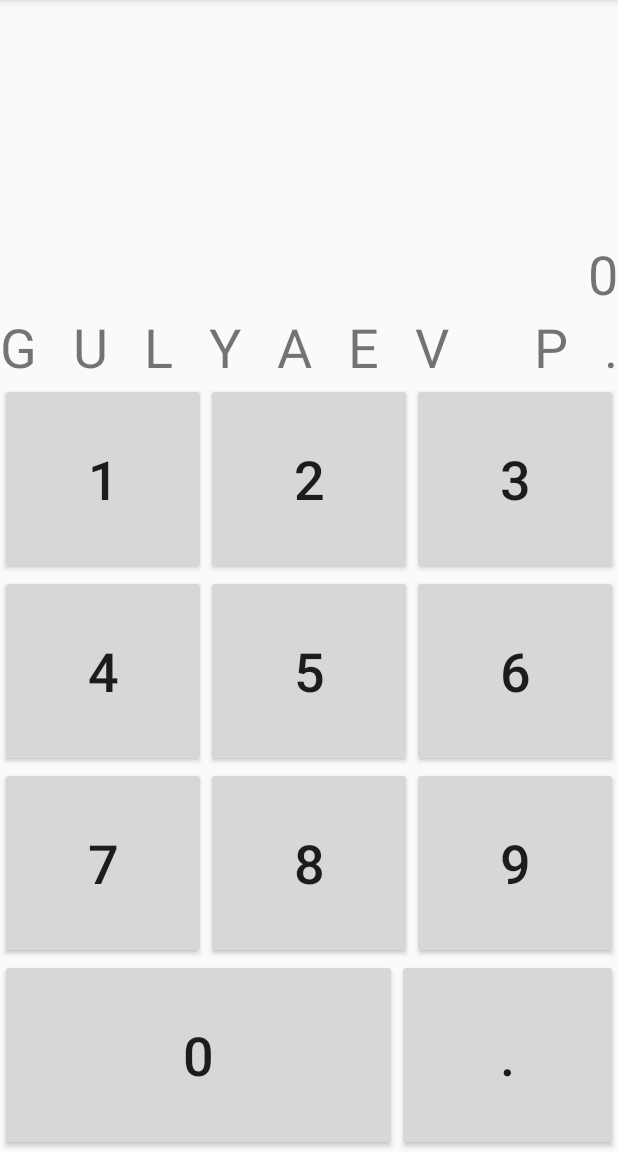
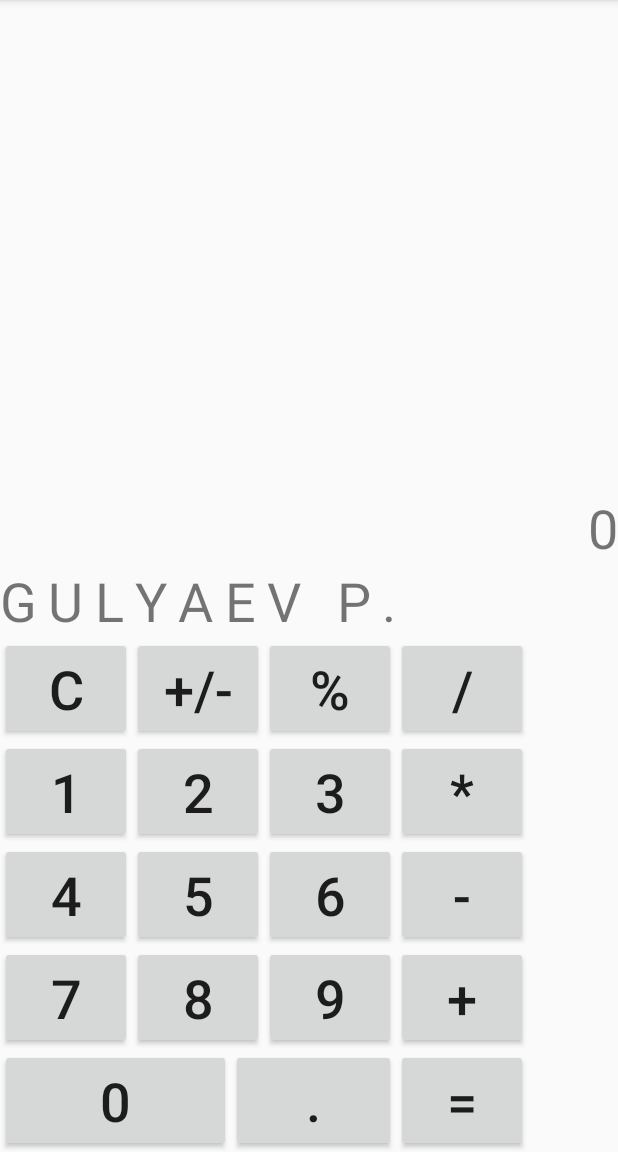
Before and after one commit to Pavel-Gulyaev/Homework321, an Android app: the screen it shows after launch (MainActivity), on a phone screen of 412 x 824 dp, the part 84-1236 px from its top. Run offline under Robolectric (Android 15) with nearby library versions, the phone set to English and light mode, and no system bars; 1 statement that could not run was skipped.

Commit message:
fixed bugs

```diff
--- a/app/src/main/java/com/example/homework3_2_1/MainActivity.java
+++ b/app/src/main/java/com/example/homework3_2_1/MainActivity.java
@@ -23,7 +23,18 @@ public class MainActivity extends AppCompatActivity {
                 (Button) findViewById(R.id.btn7),
                 (Button) findViewById(R.id.btn8),
                 (Button) findViewById(R.id.btn9),
-                (Button) findViewById(R.id.btndot));
+                (Button) findViewById(R.id.btndot),
+                (Button) findViewById(R.id.btnsign),
+                (Button) findViewById(R.id.btnC));
+
+        Calculate calculate = new Calculate(
+                numerCreator,
+                (Button) findViewById(R.id.btnMinus),
+                (Button) findViewById(R.id.btnMulty),
+                (Button) findViewById(R.id.btnpercent),
+                (Button) findViewById(R.id.btnPlus),
+                (Button) findViewById(R.id.btnDel),
+                (Button) findViewById(R.id.btnEqual));
 
     }
 }
--- a/app/src/main/java/com/example/homework3_2_1/NumerCreator.java
+++ b/app/src/main/java/com/example/homework3_2_1/NumerCreator.java
@@ -6,9 +6,19 @@ import android.widget.TextView;
 
 public class NumerCreator implements View.OnClickListener {
 
+    public void setNum(String num) {
+        this.num = num;
+    }
+
     private String num = "";
     private boolean dotted;
+
+    public TextView getText() {
+        return text;
+    }
+
     private TextView text;
+
 
     public NumerCreator (View ... buttons){
 
@@ -27,20 +37,43 @@ public class NumerCreator implements View.OnClickListener {
 
     @Override
     public void onClick(View v) {
-        if (!(v.getId() == R.id.btndot)) {
-            num += ((Button) v).getText().toString();
-            text.setText(num);
-            if (num.equals("0")){
-                num = "";
+
+        switch (v.getId()) {
+
+            case (R.id.btnC):{
+                if(!(num.equals(""))) {
+                    num = num.substring(0, num.length() - 1);
+                }
+            }
+
+            case (R.id.btndot): {
+                if (!dotted) {
+                    num += ((Button) v).getText().toString();
+                    dotted = true;
+                }
+                break;
+            }
+            case (R.id.btnsign): {
+                if (num.contains("-")) {
+                    num = num.substring(1, num.length());
+                } else {
+                    num = "-" + num;
+                }
+
+
+                break;
+            }
+            default: {
+                if (num.equals("0") || num.equals("-0")) {
+                    num = "";
+                }
+                num += ((Button) v).getText().toString();
+
+                if (num.equals("0")) {
+                    num = "";
+                }
             }
         }
-        if (v.getId() == R.id.btndot){
-            if (!dotted) {
-                num += ((Button) v).getText().toString();
-                text.setText(num);
-
-                dotted = true;
-            }
-        }
+        text.setText(num);
     }
 }
--- a/app/src/main/res/layout/activity_main.xml
+++ b/app/src/main/res/layout/activity_main.xml
@@ -2,32 +2,104 @@
 
 
 
-<LinearLayout xmlns:android="http://schemas.android.com/apk/res/android"
+<RelativeLayout xmlns:android="http://schemas.android.com/apk/res/android"
     xmlns:app="http://schemas.android.com/apk/res-auto"
     xmlns:tools="http://schemas.android.com/tools"
     android:layout_width="match_parent"
     android:layout_height="match_parent"
-    android:orientation="vertical"
+
     tools:context=".MainActivity">
 
     <TextView
         android:id="@+id/text"
         android:layout_width="match_parent"
-        android:layout_height="wrap_content"
-        android:layout_weight="0.4"
+        android:layout_height="match_parent"
+        android:layout_above="@+id/layoutNum"
+
+
+        android:gravity="right|bottom"
         android:text="0"
         android:textSize="36sp"
-        android:gravity="right|bottom"
 
         />
 
     <LinearLayout xmlns:android="http://schemas.android.com/apk/res/android"
-        android:layout_width="match_parent"
+        android:layout_width="wrap_content"
         android:layout_height="wrap_content"
-        android:layout_weight="0.6"
-        android:orientation="vertical">
+        android:layout_toRightOf= "@+id/layoutNum"
+        android:layout_alignParentBottom="true"
 
-        <android.support.constraint.ConstraintLayout
+        android:gravity="right"
+
+
+        android:orientation="vertical"
+        >
+
+        <Button
+            android:id="@+id/btnDel"
+            android:layout_width="wrap_content"
+            android:layout_height="match_parent"
+
+            android:layout_weight="0.2"
+            android:text="/"
+
+            android:textSize="36sp" />
+        <Button
+            android:id="@+id/btnMulty"
+            android:layout_width="wrap_content"
+            android:layout_height="match_parent"
+
+            android:layout_weight="0.2"
+            android:text="*"
+
+            android:textSize="36sp" />
+        <Button
+            android:id="@+id/btnMinus"
+            android:layout_width="wrap_content"
+            android:layout_height="match_parent"
+
+            android:layout_weight="0.2"
+            android:text="-"
+
+            android:textSize="36sp" />
+        <Button
+            android:id="@+id/btnPlus"
+            android:layout_width="wrap_content"
+            android:layout_height="match_parent"
+
+            android:layout_weight="0.2"
+            android:text="+"
+
+            android:textSize="36sp" />
+        <Button
+            android:id="@+id/btnEqual"
+            android:layout_width="wrap_content"
+            android:layout_height="match_parent"
+
+            android:layout_weight="0.2"
+            android:text="="
+
+            android:textSize="36sp" />
+
+    </LinearLayout>
+
+    <LinearLayout xmlns:android="http://schemas.android.com/apk/res/android"
+        android:id="@+id/layoutNum"
+        android:layout_width="wrap_content"
+        android:layout_height="wrap_content"
+        android:layout_alignParentBottom="true"
+        android:layout_alignParentLeft="true"
+
+        android:gravity="center"
+
+
+        android:orientation="vertical"
+        >
+
+
+
+
+    <android.support.constraint.ConstraintLayout
             android:layout_width="match_parent"
             android:layout_height="wrap_content">
 
@@ -140,6 +212,41 @@
 
 
         </android.support.constraint.ConstraintLayout>
+
+        <LinearLayout xmlns:android="http://schemas.android.com/apk/res/android"
+            android:orientation="horizontal"
+            android:layout_weight="0.2"
+            android:layout_width="match_parent"
+            android:layout_height="wrap_content">
+
+            <Button
+                android:id="@+id/btnC"
+                android:layout_width="wrap_content"
+                android:layout_height="match_parent"
+
+                android:textSize="36sp"
+                android:layout_weight="0.3"
+
+                android:text="C"/>
+            <Button
+                android:id="@+id/btnsign"
+                android:layout_width="wrap_content"
+                android:layout_height="match_parent"
+                android:layout_weight="0.3"
+                android:textSize="36sp"
+
+                android:text="+/-"/>
+            <Button
+                android:id="@+id/btnpercent"
+                android:layout_width="wrap_content"
+                android:layout_height="match_parent"
+                android:layout_weight="0.3"
+                android:textSize="36sp"
+
+                android:text="%"/>
+
+
+        </LinearLayout>
 
 
 
@@ -277,4 +384,4 @@
     </LinearLayout>
 
 
-</LinearLayout>
+</RelativeLayout>
```
